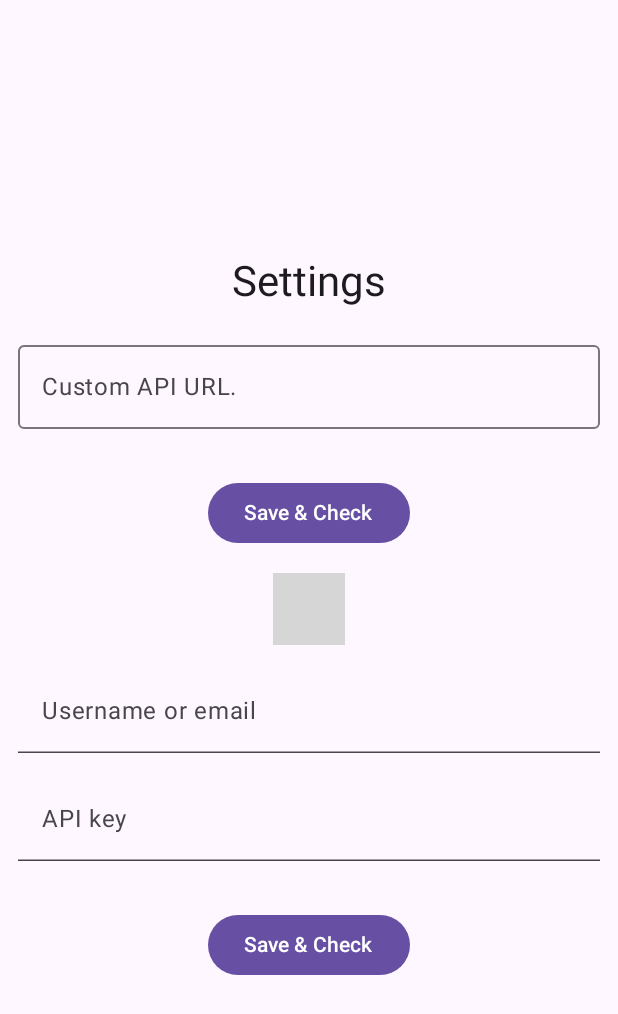
After one commit to Lastaapps/langualgetool-unofficial, an Android app built with Jetpack Compose: the SettingsDest screen opened through its navigation route, on a phone screen of 412 x 824 dp. The commit adds this screen. Shown: the top 1014 px of the screen. Run offline under Robolectric (Android 15) with nearby library versions, the phone set to English and light mode, and no system bars; our stand-ins replace accompanist; libraries missing offline, so code that uses them is left out: arrow.core, arrow.core.raise, arrow.fx.coroutines; 4 statements that could not run were skipped; grey boxes are pictures that could not be loaded.

Commit message:
feat: Settings (API URL, username, API key)

```diff
--- a/app/src/main/java/cz/lastaapps/languagetool/api/LanguageToolApi.kt
+++ b/app/src/main/java/cz/lastaapps/languagetool/api/LanguageToolApi.kt
@@ -33,7 +33,7 @@ internal class LanguageToolApiImpl(
     ): Outcome<CorrectionDto> = catchingNetwork {
         val credentials = apiCredentialsProvider.provideCredentials()
         client.submitForm(
-            url = urlProvider.provideUrl() + "/check",
+            url = urlProvider.provideUrl() + "/v2/check",
             formParameters = parameters {
                 append("text", text)
 
@@ -62,11 +62,11 @@ internal class LanguageToolApiImpl(
                     append("username", it.userName)
                     append("apiKey", it.apiKey)
                 }
-            }
+            },
         ).body()
     }
 
     override suspend fun getLanguages(): Outcome<List<SupportedLanguageDto>> = catchingNetwork {
-        client.get(urlProvider.provideUrl() + "/languages").body()
+        client.get(urlProvider.provideUrl() + "/v2/languages").body()
     }
 }
--- a/app/src/main/java/cz/lastaapps/languagetool/api/model/CorrectionDto.kt
+++ b/app/src/main/java/cz/lastaapps/languagetool/api/model/CorrectionDto.kt
@@ -2,7 +2,7 @@ package cz.lastaapps.languagetool.api.model
 
 import arrow.core.some
 import cz.lastaapps.languagetool.domain.model.MatchedText
-import kotlinx.collections.immutable.toImmutableList
+import kotlinx.collections.immutable.toPersistentList
 import kotlinx.serialization.Serializable
 
 @Serializable
@@ -49,7 +49,7 @@ internal fun CorrectionDto.toDomain(
     errors = (matches + hiddenMatches)
         .sortedBy { it.offset }
         .mapIndexed { index, it -> it.toDomain(index, text) }
-        .toImmutableList(),
+        .toPersistentList(),
     isComplete = (this.warnings?.incompleteResults ?: true).some(),
     isTouched = false,
 )
--- a/app/src/main/java/cz/lastaapps/languagetool/api/model/MatchDto.kt
+++ b/app/src/main/java/cz/lastaapps/languagetool/api/model/MatchDto.kt
@@ -61,6 +61,7 @@ internal fun MatchDto.toDomain(
 ) = (offset withLength length).let { range ->
     MatchedError(
         index = index,
+        isSkipped = false,
         message = this.message.takeUnless { it == "(hidden message)" } ?: "Premium",
         shortMessage = this.shortMessage?.takeIf { it.isNotEmpty() },
         range = range,
--- a/app/src/main/java/cz/lastaapps/languagetool/data/provider/UrlProvider.kt
+++ b/app/src/main/java/cz/lastaapps/languagetool/data/provider/UrlProvider.kt
@@ -11,5 +11,5 @@ internal class UrlProviderImpl(
     private val preferences: AppPreferences,
 ) : UrlProvider {
     override suspend fun provideUrl(): String =
-        preferences.getApiUrl().first() ?: "https://api.languagetool.org/v2"
+        preferences.getApiUrl().first() ?: "https://api.languagetool.org"
 }
--- a/app/src/main/java/cz/lastaapps/languagetool/di/module.kt
+++ b/app/src/main/java/cz/lastaapps/languagetool/di/module.kt
@@ -15,6 +15,7 @@ import cz.lastaapps.languagetool.data.provider.UrlProvider
 import cz.lastaapps.languagetool.data.provider.UrlProviderImpl
 import cz.lastaapps.languagetool.ui.features.home.HomeViewModel
 import cz.lastaapps.languagetool.ui.features.language.LanguageDialogViewModel
+import cz.lastaapps.languagetool.ui.features.settings.SettingsViewModel
 import kotlinx.datetime.Clock
 import org.koin.androidx.viewmodel.dsl.viewModelOf
 import org.koin.core.module.dsl.factoryOf
@@ -28,6 +29,7 @@ internal val module = module {
 
     viewModelOf(::HomeViewModel)
     viewModelOf(::LanguageDialogViewModel)
+    viewModelOf(::SettingsViewModel)
 
     singleOf(::LangToolRepositoryImpl) bind LangToolRepository::class
     factoryOf(::LanguageToolApiImpl) bind LanguageToolApi::class
--- /dev/null
+++ b/app/src/main/java/cz/lastaapps/languagetool/ui/features/settings/SettingsDest.kt
@@ -0,0 +1,34 @@
+package cz.lastaapps.languagetool.ui.features.settings
+
+import androidx.compose.foundation.layout.fillMaxSize
+import androidx.compose.foundation.layout.padding
+import androidx.compose.material3.Scaffold
+import androidx.compose.runtime.Composable
+import androidx.compose.runtime.LaunchedEffect
+import androidx.compose.runtime.getValue
+import androidx.compose.ui.Modifier
+import cz.lastaapps.languagetool.ui.theme.PaddingTokens
+
+@Composable
+internal fun SettingsDest(
+    viewModel: SettingsViewModel,
+) {
+    val state by viewModel.flowState
+
+    LaunchedEffect(Unit) {
+        viewModel.onAppear()
+    }
+
+    Scaffold { paddingValues ->
+        SettingsScreen(
+            apiUrlState = state.apiUrl,
+            onSaveApiUrl = viewModel::saveApiUrl,
+            credentialsState = state.credentials,
+            onSaveCredentials = viewModel::saveCredentials,
+            modifier = Modifier
+                .fillMaxSize()
+                .padding(paddingValues)
+                .padding(PaddingTokens.More.Screen),
+        )
+    }
+}
--- /dev/null
+++ b/app/src/main/java/cz/lastaapps/languagetool/ui/features/settings/SettingsScreen.kt
@@ -0,0 +1,174 @@
+package cz.lastaapps.languagetool.ui.features.settings
+
+import androidx.compose.animation.animateContentSize
+import androidx.compose.foundation.layout.Arrangement
+import androidx.compose.foundation.layout.Column
+import androidx.compose.foundation.layout.Row
+import androidx.compose.foundation.layout.Spacer
+import androidx.compose.foundation.layout.fillMaxWidth
+import androidx.compose.foundation.layout.height
+import androidx.compose.foundation.layout.sizeIn
+import androidx.compose.foundation.rememberScrollState
+import androidx.compose.foundation.verticalScroll
+import androidx.compose.material.icons.Icons
+import androidx.compose.material.icons.filled.Error
+import androidx.compose.material.icons.filled.Verified
+import androidx.compose.material3.Button
+import androidx.compose.material3.Icon
+import androidx.compose.material3.MaterialTheme
+import androidx.compose.material3.OutlinedTextField
+import androidx.compose.material3.Text
+import androidx.compose.material3.TextField
+import androidx.compose.runtime.Composable
+import androidx.compose.runtime.getValue
+import androidx.compose.runtime.mutableStateOf
+import androidx.compose.runtime.saveable.rememberSaveable
+import androidx.compose.runtime.setValue
+import androidx.compose.ui.Alignment
+import androidx.compose.ui.Modifier
+import androidx.compose.ui.res.stringResource
+import androidx.compose.ui.text.style.TextAlign
+import androidx.compose.ui.unit.dp
+import cz.lastaapps.languagetool.R
+import cz.lastaapps.languagetool.ui.features.settings.model.ApiUrlState
+import cz.lastaapps.languagetool.ui.features.settings.model.CredentialsState
+import cz.lastaapps.languagetool.ui.theme.PaddingTokens
+
+@Composable
+internal fun SettingsScreen(
+    apiUrlState: ApiUrlState,
+    onSaveApiUrl: (apiUrl: String) -> Unit,
+    credentialsState: CredentialsState,
+    onSaveCredentials: (username: String, apiKey: String) -> Unit,
+    modifier: Modifier = Modifier,
+) {
+    var apiUrl by rememberSaveable(apiUrlState.url) {
+        mutableStateOf(apiUrlState.url)
+    }
+    var username by rememberSaveable(credentialsState.username) {
+        mutableStateOf(credentialsState.username)
+    }
+    var apiKey by rememberSaveable(credentialsState.apiKey) {
+        mutableStateOf(credentialsState.apiKey)
+    }
+    val apiUrlSame = apiUrlState.url == apiUrl && !apiUrlState.isChecking
+    val credentialsSame = credentialsState.username == username && credentialsState.apiKey == apiKey
+        && !credentialsState.isChecking
+
+    Column(
+        modifier = modifier.verticalScroll(rememberScrollState()),
+        verticalArrangement = Arrangement.spacedBy(
+            PaddingTokens.Medium,
+            Alignment.CenterVertically,
+        ),
+        horizontalAlignment = Alignment.CenterHorizontally,
+    ) {
+        Text(
+            text = stringResource(id = R.string.title_settings),
+            style = MaterialTheme.typography.headlineMedium,
+            textAlign = TextAlign.Center,
+        )
+
+        val textFieldModifier = Modifier
+            .fillMaxWidth()
+            .sizeIn(maxWidth = 512.dp)
+
+        OutlinedTextField(
+            value = apiUrl,
+            onValueChange = { apiUrl = it },
+            label = { Text(stringResource(id = R.string.label_custom_api_url)) },
+            placeholder = { Text(SettingsTokens.defaultApiUrl) },
+            enabled = !apiUrlState.isChecking,
+            maxLines = 1,
+            modifier = textFieldModifier,
+        )
+
+        Checked(
+            isValid = apiUrlState.isValid,
+            areSame = apiUrlSame,
+        )
+
+        Button(
+            onClick = { onSaveApiUrl(apiUrl) },
+            enabled = !apiUrlState.isChecking,
+        ) {
+            Text(text = stringResource(id = R.string.button_save_and_check))
+        }
+
+
+        Spacer(Modifier.height(PaddingTokens.ExtraLarge))
+
+
+        TextField(
+            value = username,
+            onValueChange = { username = it },
+            label = { Text(stringResource(id = R.string.label_username_email)) },
+            placeholder = { Text(SettingsTokens.exampleUsername) },
+            enabled = !credentialsState.isChecking,
+            maxLines = 1,
+            modifier = textFieldModifier,
+        )
+        TextField(
+            value = apiKey,
+            onValueChange = { apiKey = it },
+            label = { Text(stringResource(id = R.string.label_api_key)) },
+            placeholder = { Text(SettingsTokens.exampleApiKey) },
+            enabled = !credentialsState.isChecking,
+            maxLines = 1,
+            modifier = textFieldModifier,
+        )
+
+        Checked(
+            isValid = credentialsState.isValid,
+            areSame = credentialsSame,
+        )
+
+        Button(
+            onClick = { onSaveCredentials(username, apiKey) },
+            enabled = !credentialsState.isChecking,
+        ) {
+            Text(text = stringResource(id = R.string.button_save_and_check))
+        }
+    }
+}
+
+@Composable
+private fun Checked(
+    isValid: Boolean?,
+    areSame: Boolean,
+    modifier: Modifier = Modifier,
+) {
+    Row(
+        modifier = modifier.animateContentSize(),
+        horizontalArrangement = Arrangement.spacedBy(PaddingTokens.Medium),
+    ) {
+        if (areSame && isValid != null) {
+            val color = if (isValid) {
+                MaterialTheme.colorScheme.secondary
+            } else {
+                MaterialTheme.colorScheme.error
+            }
+            val icon = if (isValid) {
+                Icons.Default.Verified
+            } else {
+                Icons.Default.Error
+            }
+            val text = if (isValid) {
+                R.string.text_checked
+            } else {
+                R.string.text_invalid
+            }.let { stringResource(id = it) }
+
+            Icon(icon, contentDescription = null, tint = color)
+            Text(text = text, color = color)
+        }
+    }
+}
+
+private object SettingsTokens {
+    const val defaultApiUrl = "https://api.languagetool.org/"
+    const val exampleUsername = "sponge.bob@bikinibottom.com"
+
+    @Suppress("SpellCheckingInspection")
+    const val exampleApiKey = "XXXXXXXXXXXXXXXX"
+}
--- /dev/null
+++ b/app/src/main/java/cz/lastaapps/languagetool/ui/features/settings/SettingsViewModel.kt
@@ -0,0 +1,141 @@
+package cz.lastaapps.languagetool.ui.features.settings
+
+import arrow.core.Either
+import cz.lastaapps.languagetool.core.StateViewModel
+import cz.lastaapps.languagetool.core.VMState
+import cz.lastaapps.languagetool.core.launchVM
+import cz.lastaapps.languagetool.data.AppPreferences
+import cz.lastaapps.languagetool.data.LangToolRepository
+import cz.lastaapps.languagetool.ui.features.settings.model.ApiUrlState
+import cz.lastaapps.languagetool.ui.features.settings.model.CredentialsState
+import kotlinx.coroutines.flow.first
+
+internal class SettingsViewModel(
+    private val preferences: AppPreferences,
+    private val repo: LangToolRepository,
+) : StateViewModel<SettingsState>(SettingsState()) {
+
+    fun onAppear() = launchOnlyOnce {
+        preferences.getApiUrl().first()
+            ?.let {
+                updateState {
+                    copy(apiUrl = apiUrl.copy(url = it))
+                }
+            }
+        preferences.getUsername().first()
+            ?.let {
+                updateState {
+                    copy(credentials = credentials.copy(username = it))
+                }
+            }
+        preferences.getApiKey().first()
+            ?.let {
+                updateState {
+                    copy(credentials = credentials.copy(apiKey = it))
+                }
+            }
+    }
+
+    fun saveApiUrl(apiUrl: String) = launchVM {
+        var url = apiUrl.trim()
+        if (url.isNotEmpty()) {
+            if (!(url.startsWith("https://") || url.startsWith("http://"))) {
+                url = "https://$url"
+            }
+            if (url.endsWith("/")) {
+                url = url.dropLast(1)
+            }
+            if (url.endsWith("/v2")) {
+                url = url.dropLast(3)
+            }
+        }
+
+        preferences.setApiUrl(url)
+
+        updateState {
+            copy(
+                apiUrl = this.apiUrl.copy(
+                    url = url,
+                    isChecking = true,
+                ),
+            )
+        }
+
+        when (repo.correctText("This is wong.")) {
+            is Either.Right -> {
+                updateState {
+                    copy(
+                        apiUrl = this.apiUrl.copy(
+                            isChecking = false,
+                            isValid = true,
+                        ),
+                    )
+                }
+            }
+
+            is Either.Left -> {
+                updateState {
+                    copy(
+                        apiUrl = this.apiUrl.copy(
+                            isChecking = false,
+                            isValid = false,
+                        ),
+                    )
+                }
+            }
+        }
+    }
+
+    fun saveCredentials(username: String, apiKey: String) = launchVM {
+        preferences.setUsername(username.trim())
+        preferences.setApiKey(apiKey.trim())
+
+        updateState {
+            copy(
+                credentials = credentials.copy(
+                    username = username,
+                    apiKey = apiKey,
+                    isChecking = true,
+                ),
+            )
+        }
+
+        when (repo.correctText("This is wong.")) {
+            is Either.Right -> {
+                updateState {
+                    copy(
+                        credentials = credentials.copy(
+                            isChecking = false,
+                            isValid = username.isBlank() == apiKey.isBlank(),
+                        ),
+                    )
+                }
+            }
+
+            is Either.Left -> {
+                updateState {
+                    copy(
+                        credentials = credentials.copy(
+                            isChecking = false,
+                            isValid = false,
+                        ),
+                    )
+                }
+            }
+        }
+    }
+}
+
+internal data class SettingsState(
+    val apiUrl: ApiUrlState = ApiUrlState(
+        "",
+        isChecking = false,
+        isValid = null,
+    ),
+    val credentials: CredentialsState = CredentialsState(
+        "",
+        "",
+        isChecking = false,
+        isValid = null,
+    ),
+) : VMState
--- /dev/null
+++ b/app/src/main/java/cz/lastaapps/languagetool/ui/features/settings/model/ApiUrlState.kt
@@ -0,0 +1,7 @@
+package cz.lastaapps.languagetool.ui.features.settings.model
+
+internal data class ApiUrlState(
+    val url: String,
+    val isChecking: Boolean,
+    val isValid: Boolean?,
+)
--- /dev/null
+++ b/app/src/main/java/cz/lastaapps/languagetool/ui/features/settings/model/CredentialsState.kt
@@ -0,0 +1,8 @@
+package cz.lastaapps.languagetool.ui.features.settings.model
+
+internal data class CredentialsState(
+    val username: String,
+    val apiKey: String,
+    val isChecking: Boolean,
+    val isValid: Boolean?,
+)
--- a/app/src/main/java/cz/lastaapps/languagetool/ui/navigation/Router.kt
+++ b/app/src/main/java/cz/lastaapps/languagetool/ui/navigation/Router.kt
@@ -12,6 +12,7 @@ import cz.lastaapps.languagetool.ui.features.dialogs.HelpDialogContent
 import cz.lastaapps.languagetool.ui.features.dialogs.SpellcheckDialog
 import cz.lastaapps.languagetool.ui.features.home.HomeDest
 import cz.lastaapps.languagetool.ui.features.language.LanguageDialogDest
+import cz.lastaapps.languagetool.ui.features.settings.SettingsDest
 import org.koin.androidx.compose.koinViewModel
 
 @Composable
@@ -36,12 +37,17 @@ fun Router(
                 toSpellCheck = { navController.navigate(Dests.SPELLCHECK) },
             )
         }
-        composable(Dests.SETTINGS) { Text("Settings") }
+        composable(Dests.SETTINGS) {
+            SettingsDest(
+                viewModel = koinViewModel(),
+            )
+        }
         saneDialog(Dests.LANGUAGE, navUp) {
             LanguageDialogDest(
                 onNavigateUp = {
                     navController.navigateUp()
-                })
+                },
+            )
         }
         saneDialog(Dests.SPELLCHECK, navUp) { SpellcheckDialog() }
         saneDialog(Dests.HELP, navUp) { HelpDialogContent() }
--- a/app/src/main/res/values/strings.xml
+++ b/app/src/main/res/values/strings.xml
@@ -50,6 +50,7 @@
 
     <string name="button_copy">Copy</string>
     <string name="button_paste">Paste</string>
+    <string name="button_clear">Clear</string>
     <string name="label_picky">Picky</string>
     <string name="label_language_auto">Auto</string>
     <string name="label_premium_error">Premium error</string>
@@ -67,4 +68,13 @@
     <string name="title_app_name">LanguageTool</string>
     <string name="title_app_subtitle">Unofficial</string>
     <string name="title_select_language">Select language</string>
+    <string name="button_open_settings">Open settings</string>
+    <string name="label_skip">Skip</string>
+    <string name="title_settings">Settings</string>
+    <string name="label_custom_api_url">Custom API URL.</string>
+    <string name="button_save_and_check">Save &amp; Check</string>
+    <string name="label_username_email">Username or email</string>
+    <string name="label_api_key">API key</string>
+    <string name="text_checked">Valid</string>
+    <string name="text_invalid">Invalid</string>
 </resources>
```
Also changed, not shown: app/src/main/java/cz/lastaapps/languagetool/api/HttpClient.kt (+13 -5 lines), app/src/main/java/cz/lastaapps/languagetool/ui/features/dialogs/SpellcheckDialog.kt (renamed from app/src/main/java/cz/lastaapps/languagetool/ui/features/dialogs/SpellcheckDialog(.kt, +14 -0 lines).
